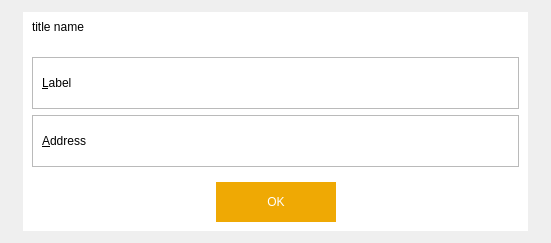
MassGrid/MassGrid, file src/qt/forms/editaddressdialog.ui: the form before one commit.
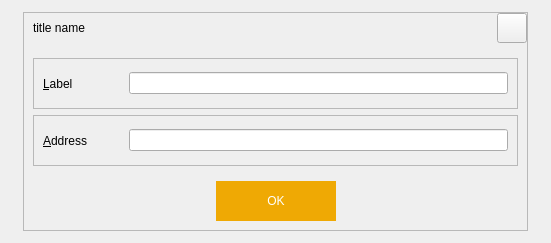
The form after the commit. Icons and pictures are not drawn. Custom widgets are drawn as their Qt base class.

```diff
--- a/src/qt/forms/editaddressdialog.ui
+++ b/src/qt/forms/editaddressdialog.ui
@@ -29,15 +29,7 @@
    <item row="0" column="0">
     <widget class="QWidget" name="centerWin" native="true">
      <property name="styleSheet">
-      <string notr="true">QWidget#centerWin{
-border:hidden;
-	border-image: url(:/pic/res/pic/dlgBackgroud.png);
-}
-
-QFrame#frame,QFrame#frame_2{
-	border:1px solid rgb(186, 186, 186);
-}
-</string>
+      <string notr="true"/>
      </property>
      <layout class="QGridLayout" name="gridLayout_2">
       <property name="leftMargin">
@@ -55,15 +47,7 @@
       <item row="0" column="0">
        <widget class="QFrame" name="mainframe">
         <property name="styleSheet">
-         <string notr="true">QFrame#mainframe{
-border:hidden;
-	background-color: rgb(255, 255, 255);
-}
-
-QLineEdit{
-border:hidden;
-min-height:30px;
-}</string>
+         <string notr="true"/>
         </property>
         <property name="frameShape">
          <enum>QFrame::StyledPanel</enum>
@@ -124,11 +108,7 @@
               </size>
              </property>
              <property name="styleSheet">
-              <string notr="true">QToolButton{
-border:hidden;
-image: url(:/pic/res/pic/closeBtn.png);
-}
-</string>
+              <string notr="true"/>
              </property>
              <property name="text">
               <string/>
```
